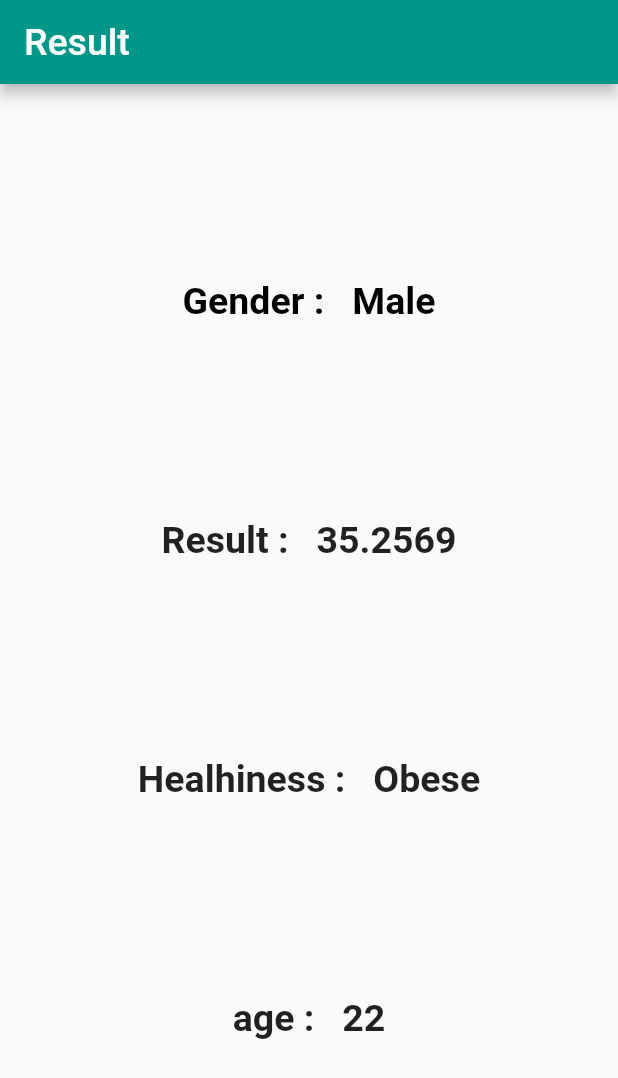
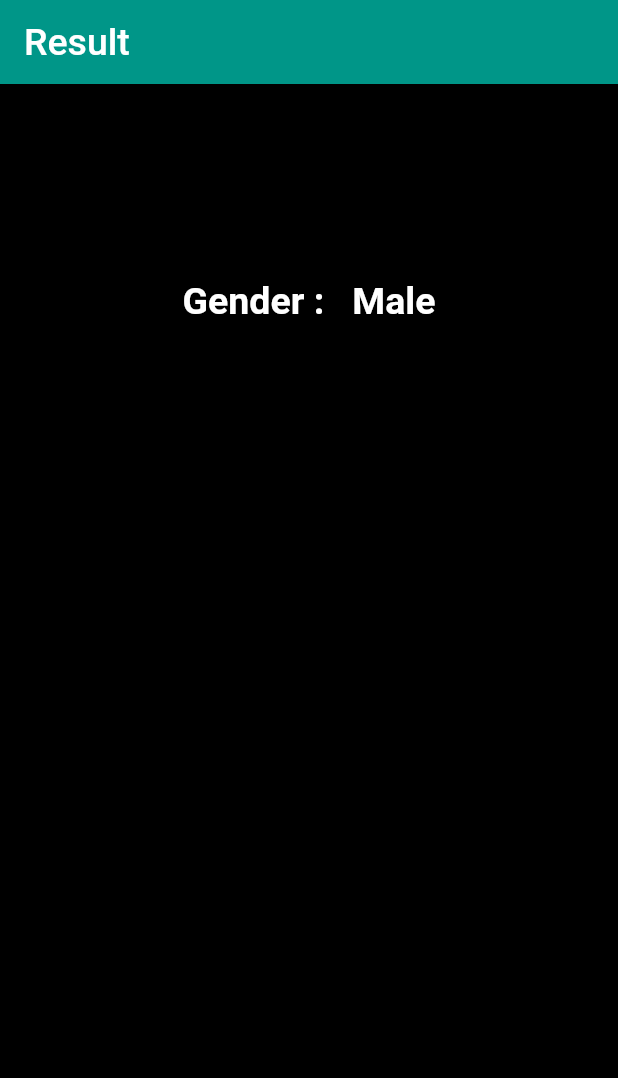
Before and after one commit to Devsaci/bmifoulaihapp, a Flutter app: the screen it shows after launch, on a phone screen of 412 x 824 dp. Shown: the top 1078 px of the screen. Run offline on Flutter 3.47's test engine with Material 2 defaults, Android fonts, the phone set to English and light mode, and no system bars.

Commit message:
canvasColor

```diff
--- a/lib/main.dart
+++ b/lib/main.dart
@@ -18,10 +18,10 @@ class MyApp extends StatelessWidget {
             headline2:TextStyle(
               fontSize: 25,
               fontWeight: FontWeight.bold,
-                color: Colors.black
+                color: Colors.white
             ),
         ),
-        // canvasColor: Colors.black,
+        canvasColor: Colors.black,
         primarySwatch: Colors.teal,
       ),
       home:  const Result(result: 35.2568569,isMale: true,age: 22,),
```
